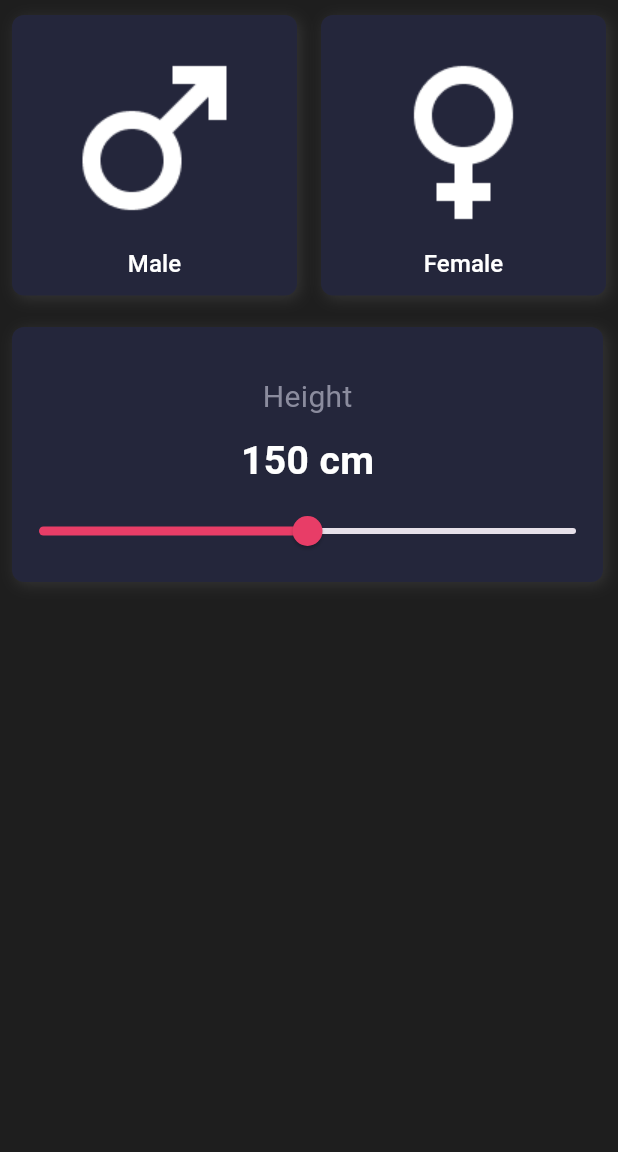
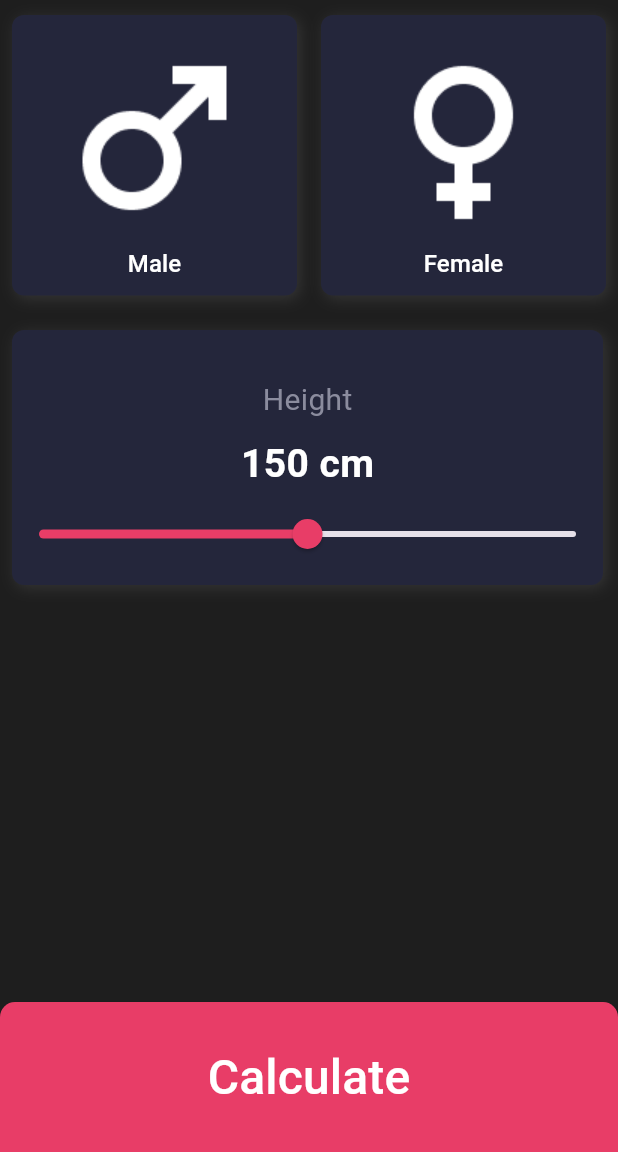
Before and after one commit to FatemehBagheripour/BMI-flutterProject, a Flutter app: the screen it shows after launch, on a phone screen of 412 x 824 dp, the part 84-1236 px from its top. Run offline on Flutter 3.47's test engine with Material 3 defaults, Android fonts, the phone set to English and light mode, and no system bars.

Commit message:
adding Calculate button in bottom navigation

```diff
--- a/lib/main.dart
+++ b/lib/main.dart
@@ -16,12 +16,15 @@ class _MyAppState extends State<MyApp> {
   Color secondColor = Colors.white;
 
   double _currentHeightSliderValue = 150;
+  double _currentWeight=50;
+  int _currentAge=20;
 
   @override
   Widget build(BuildContext context) {
     return MaterialApp(
       debugShowCheckedModeBanner: false,
-      home: Scaffold(
+      home: SafeArea(
+        child: Scaffold(
           appBar: AppBar(
             title: Text('BMI Calculator'),
             titleTextStyle: TextStyle(
@@ -32,14 +35,13 @@ class _MyAppState extends State<MyApp> {
             backgroundColor: Color(0xFF24263B),
             elevation: 4,
           ),
-        body: Container(
-          color: Color(0xFF1E1E1E),
-          child: Column(
+          backgroundColor: Color(0xFF1E1E1E),
+          body: Column(
             children: [
-              ////        // sater aval
+              ////        // first row , person gender
               Row(
                 children: [
-                  //                 //soton cklid aval
+                  //                 //male button
                   Flexible(
                     fit: FlexFit.tight,
                     child: Container(
@@ -55,7 +57,7 @@ class _MyAppState extends State<MyApp> {
                         ],
                       ),
 
-                      margin: EdgeInsets.fromLTRB(8, 10, 8, 6),
+                      margin: EdgeInsets.fromLTRB(8, 10, 8, 8),
                       padding: EdgeInsets.all(2),
 
                       child: TextButton(
@@ -94,7 +96,7 @@ class _MyAppState extends State<MyApp> {
                       ),
                     ),
                   ),
-                  ////                  // soton cklid dovom
+                  ////                  // female button
                   Flexible(
                     fit: FlexFit.tight,
                     child: Container(
@@ -110,7 +112,7 @@ class _MyAppState extends State<MyApp> {
                         ],
                       ),
 
-                      margin: EdgeInsets.fromLTRB(8, 10, 8, 6),
+                      margin: EdgeInsets.fromLTRB(8, 10, 8, 8),
                       padding: EdgeInsets.all(2),
 
                       child: TextButton(
@@ -155,7 +157,7 @@ class _MyAppState extends State<MyApp> {
                 ],
               ),
 
-              ////        sater dovome ; person height
+              ////       second row; person height
               Container(
                 height: 170,
                 decoration: BoxDecoration(
@@ -170,7 +172,7 @@ class _MyAppState extends State<MyApp> {
                   ],
                 ),
 
-                margin: EdgeInsets.fromLTRB(8, 15, 10, 6),
+                margin: EdgeInsets.fromLTRB(8, 15, 10, 8),
                 padding: EdgeInsets.all(2),
 
                 child: Column(
@@ -210,8 +212,30 @@ class _MyAppState extends State<MyApp> {
                 ),
               ),
 
+              //// third row; person weight and age
 
             ],
+          ),
+
+          bottomNavigationBar: ElevatedButton(
+            onPressed: () {},
+            style: ButtonStyle(
+              backgroundColor: WidgetStateProperty.all(Color(0xffE83D67)),
+              fixedSize: WidgetStateProperty.all(Size(360, 100)),
+              shape: WidgetStateProperty.all(
+                RoundedRectangleBorder(
+                  borderRadius: BorderRadius.only(
+                    topLeft: Radius.circular(10),
+                    topRight: Radius.circular(10),
+                  ),
+                ),
+              ),
+            ),
+            child: Text(
+              'Calculate',
+              textAlign: TextAlign.center,
+              style: TextStyle(fontSize: 32, color: Colors.white),
+            ),
           ),
         ),
       ),
@@ -221,7 +245,6 @@ class _MyAppState extends State<MyApp> {
 
 ButtonStyle iconButtonStyle() {
   return ButtonStyle(
-
     backgroundColor: WidgetStateProperty.all(Color(0xff8B8C9E)),
     shape: WidgetStateProperty.all(
       RoundedRectangleBorder(borderRadius: BorderRadius.circular(20)),
```
Lines whose indentation alone changed are shown as unchanged.
